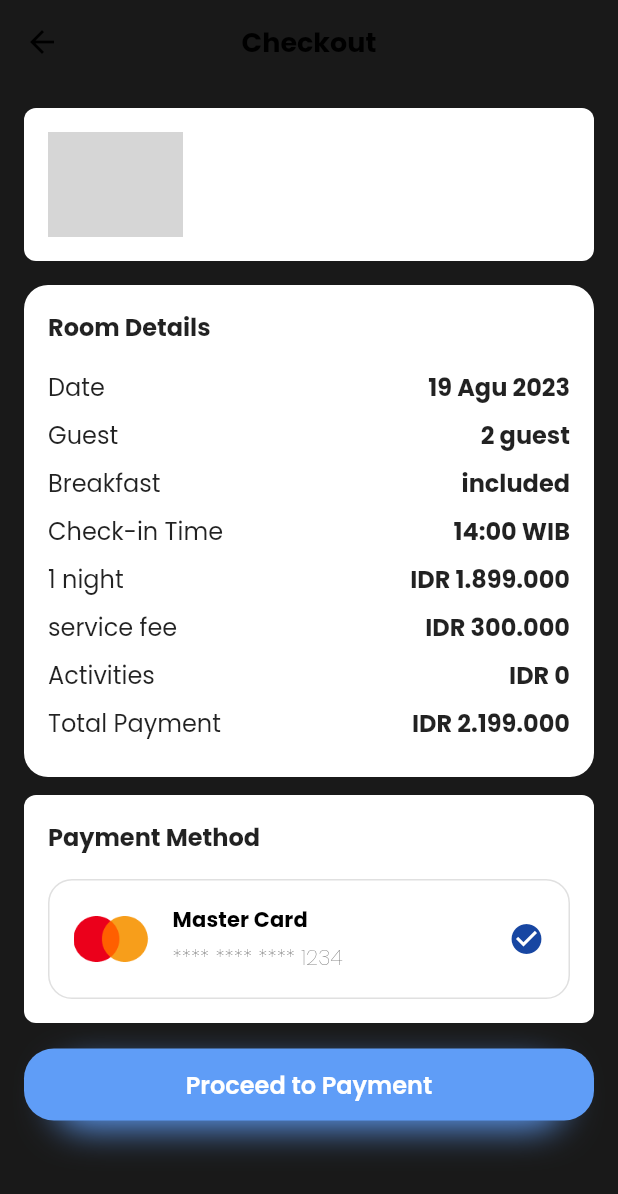
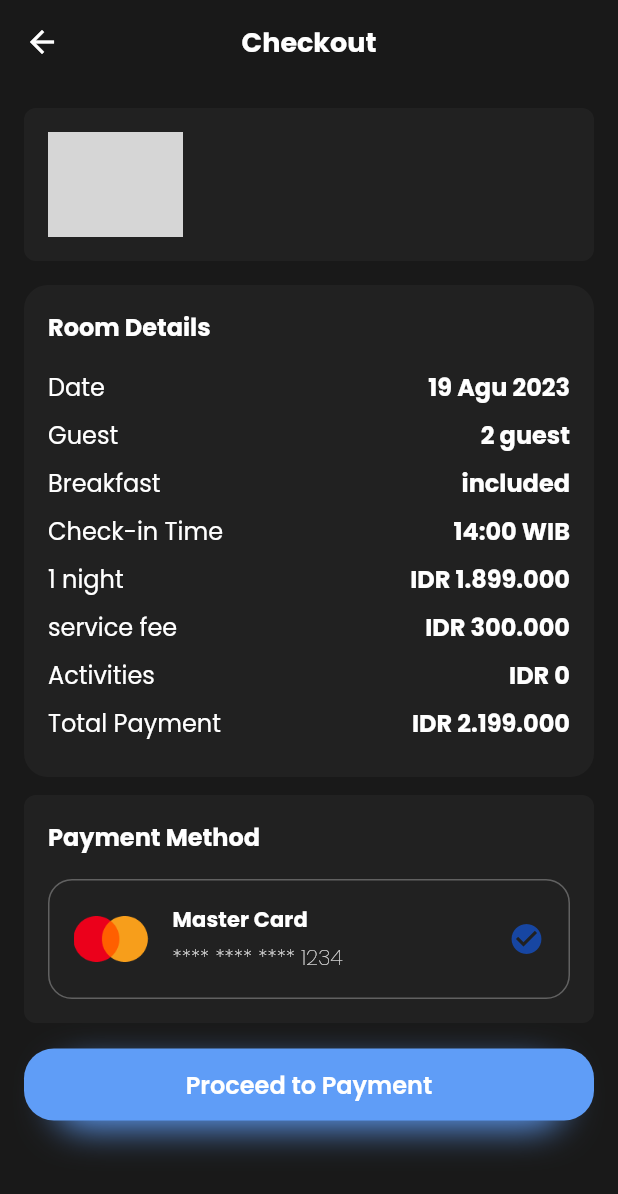
Before and after one commit to Syaroful/Flutter-App-Hotelio, a Flutter app: the CheckoutPage screen opened directly with empty values, on a phone screen of 412 x 824 dp. Shown: the top 1194 px of the screen. Run offline on Flutter 3.47's test engine with Material 2 defaults, Android fonts, the phone set to English and light mode, and no system bars; our stand-ins replace cloud_firestore, firebase_auth, firebase_core, flutter_rating_bar, get, google_fonts and 1 more; missing offline and left inert: d_info; accounts and stored records are empty; network calls fail; grey boxes are pictures that could not be loaded.

Commit message:
change Color to dark

```diff
--- a/lib/page/checkout_page.dart
+++ b/lib/page/checkout_page.dart
@@ -19,7 +19,7 @@ class CheckoutPage extends StatelessWidget {
       appBar: AppBar(
         elevation: 0,
         backgroundColor: Colors.transparent,
-        foregroundColor: Colors.black,
+        foregroundColor: Colors.white,
         title: const Text(
           'Checkout',
           style: TextStyle(
@@ -51,7 +51,7 @@ class CheckoutPage extends StatelessWidget {
   Container paymentMethod(BuildContext context) {
     return Container(
       decoration: BoxDecoration(
-        color: Colors.white,
+        color: AppColor.dark,
         borderRadius: BorderRadius.circular(8),
       ),
       padding: const EdgeInsets.all(16),
@@ -62,14 +62,15 @@ class CheckoutPage extends StatelessWidget {
             'Payment Method',
             style: Theme.of(context).textTheme.titleMedium!.copyWith(
                   fontWeight: FontWeight.bold,
+                  color: Colors.white,
                 ),
           ),
           const SizedBox(height: 16),
           Container(
             decoration: BoxDecoration(
-              color: Colors.white,
+              color: AppColor.dark,
               borderRadius: BorderRadius.circular(16),
-              border: Border.all(color: Colors.grey[300]!),
+              border: Border.all(color: Colors.grey[700]!),
             ),
             padding: const EdgeInsets.all(16),
             child: Row(
@@ -87,6 +88,7 @@ class CheckoutPage extends StatelessWidget {
                         'Master Card',
                         style: Theme.of(context).textTheme.titleSmall!.copyWith(
                               fontWeight: FontWeight.bold,
+                              color: Colors.white,
                             ),
                       ),
                       const SizedBox(height: 4),
@@ -94,7 +96,7 @@ class CheckoutPage extends StatelessWidget {
                         '**** **** **** 1234',
                         style: Theme.of(context).textTheme.titleSmall!.copyWith(
                               fontWeight: FontWeight.w200,
-                              color: Colors.grey[700],
+                              color: Colors.grey[100],
                             ),
                       ),
                     ],
@@ -112,7 +114,7 @@ class CheckoutPage extends StatelessWidget {
   Container bookDetail(BuildContext context) {
     return Container(
       decoration: BoxDecoration(
-        color: Colors.white,
+        color: AppColor.dark,
         borderRadius: BorderRadius.circular(16),
       ),
       padding: const EdgeInsets.all(16),
@@ -123,6 +125,7 @@ class CheckoutPage extends StatelessWidget {
             'Room Details',
             style: Theme.of(context).textTheme.titleMedium!.copyWith(
                   fontWeight: FontWeight.bold,
+                  color: Colors.white,
                 ),
           ),
           const SizedBox(height: 16),
@@ -157,12 +160,15 @@ class CheckoutPage extends StatelessWidget {
       children: [
         Text(
           title,
-          style: Theme.of(context).textTheme.titleMedium,
+          style: Theme.of(context).textTheme.titleMedium!.copyWith(
+                color: Colors.white,
+              ),
         ),
         Text(
           data,
           style: Theme.of(context).textTheme.titleMedium!.copyWith(
                 fontWeight: FontWeight.bold,
+                color: Colors.white,
               ),
         ),
       ],
@@ -172,7 +178,7 @@ class CheckoutPage extends StatelessWidget {
   Container header(Hotel hotel, BuildContext context) {
     return Container(
       decoration: BoxDecoration(
-        color: Colors.white,
+        color: AppColor.dark,
         borderRadius: BorderRadius.circular(8),
       ),
       padding: const EdgeInsets.all(16),
@@ -196,6 +202,7 @@ class CheckoutPage extends StatelessWidget {
                   hotel.name,
                   style: Theme.of(context).textTheme.titleMedium!.copyWith(
                         fontWeight: FontWeight.bold,
+                        color: Colors.white,
                       ),
                 ),
                 Text(hotel.location,
--- a/lib/page/signin_page.dart
+++ b/lib/page/signin_page.dart
@@ -59,6 +59,7 @@ class SigninPage extends StatelessWidget {
                           style:
                               Theme.of(context).textTheme.titleLarge!.copyWith(
                                     fontWeight: FontWeight.bold,
+                                    color: Colors.white,
                                   ),
                         ),
                       ),
```
Also changed, not shown: lib/page/detail_page.dart (+27 -14 lines).
